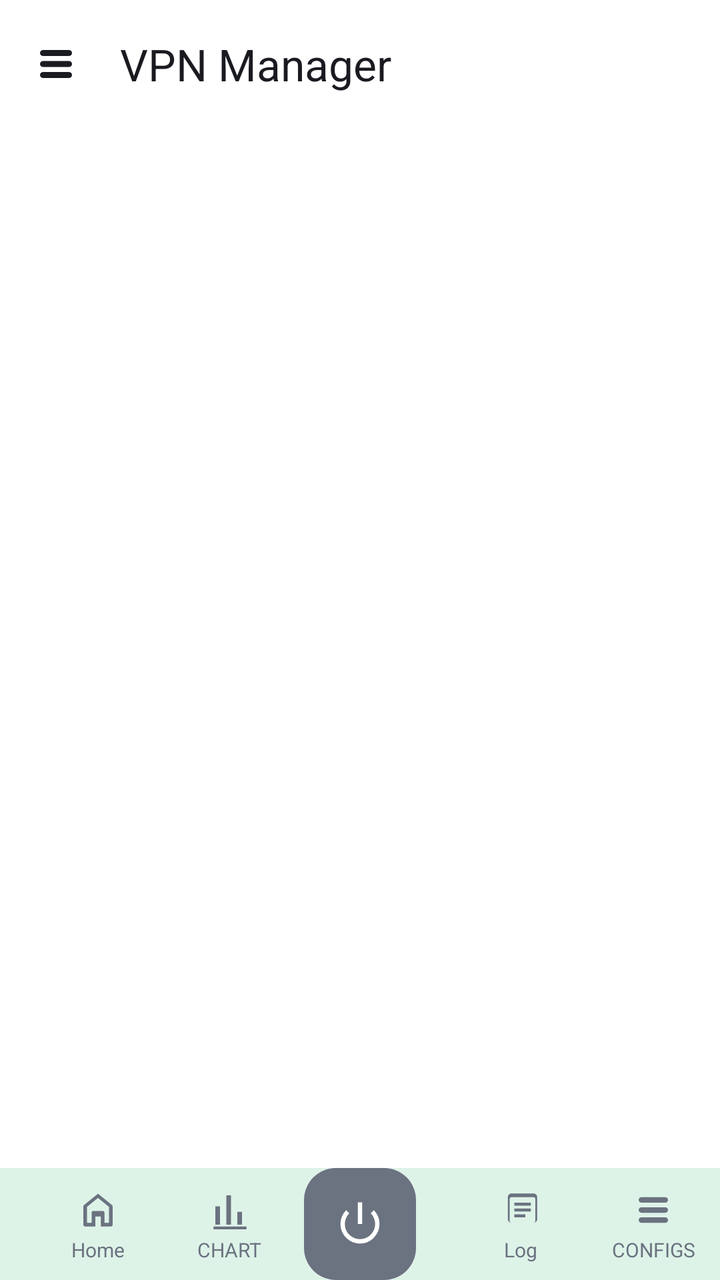
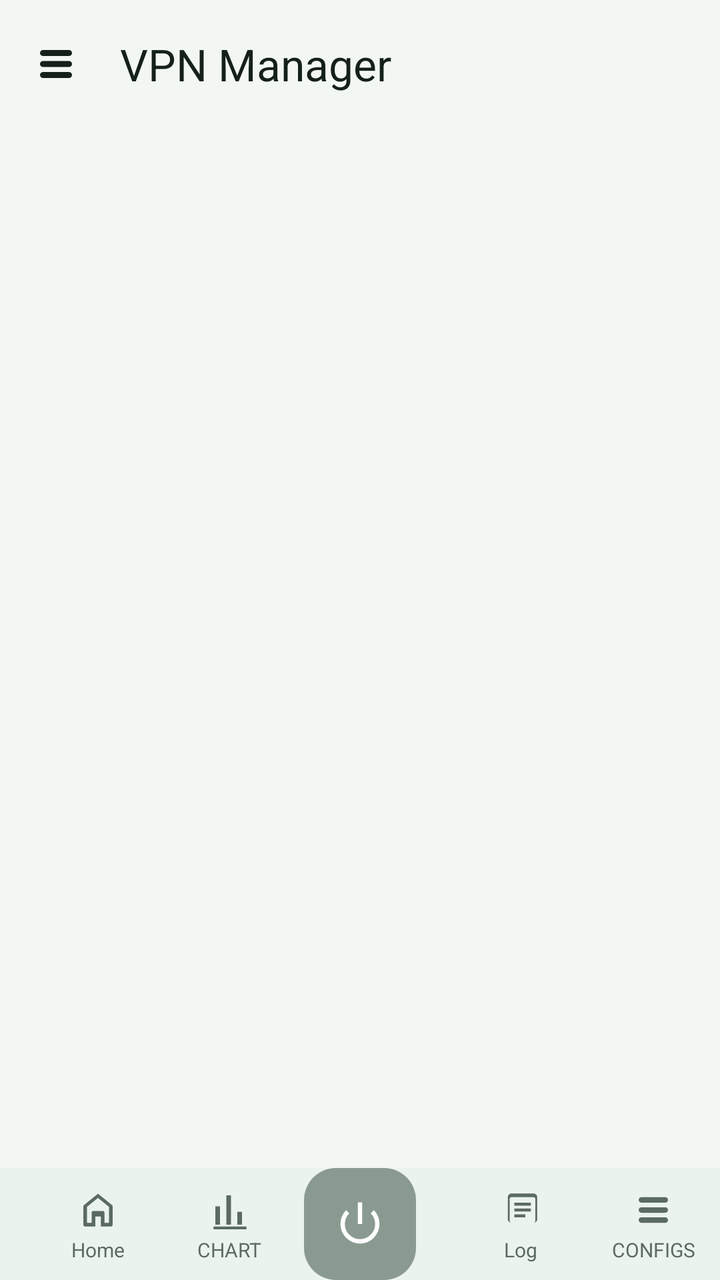

Screens rendered from an Android XML layout before and after an edit, with the pre-edit source and the edit as a unified diff.
<!-- AndroidManifest.xml: application theme Theme.MyApp -->
<!-- res/layout/activity_connection.xml -->
<?xml version="1.0" encoding="utf-8"?>
<androidx.drawerlayout.widget.DrawerLayout
    xmlns:android="http://schemas.android.com/apk/res/android"
    xmlns:app="http://schemas.android.com/apk/res-auto"
    android:id="@+id/drawerLayout"
    android:layout_width="match_parent"
    android:layout_height="match_parent">

    
    <LinearLayout
        android:layout_width="match_parent"
        android:layout_height="match_parent"
        android:background="@color/window_background"
        android:orientation="vertical">

        
        <com.google.android.material.appbar.AppBarLayout
            android:layout_width="match_parent"
            android:layout_height="wrap_content"
            android:background="@color/window_background"
            app:elevation="0dp">

            <com.google.android.material.appbar.MaterialToolbar
                android:id="@+id/toolbar"
                android:layout_width="match_parent"
                android:layout_height="?attr/actionBarSize"
                android:background="@color/window_background"
                app:navigationIcon="@drawable/ic_nav_configs"
                app:navigationIconTint="@color/toolbar_icon"
                app:title="VPN Manager"
                app:titleTextColor="@color/toolbar_title" />
        </com.google.android.material.appbar.AppBarLayout>

        
        <com.google.android.material.tabs.TabLayout
            android:id="@+id/tabLayout"
            android:layout_width="match_parent"
            android:layout_height="wrap_content"
            android:background="@color/window_background"
            app:tabGravity="fill"
            app:tabMode="fixed"
            app:tabIndicatorColor="@color/accent_green"
            app:tabIndicatorFullWidth="false"
            app:tabIndicatorHeight="2dp"
            app:tabSelectedTextColor="@color/accent_green"
            app:tabTextColor="@color/tab_unselected"
            app:tabRippleColor="@color/accent_green" />

        
        <androidx.viewpager2.widget.ViewPager2
            android:id="@+id/viewPager"
            android:layout_width="match_parent"
            android:layout_height="0dp"
            android:layout_weight="1" />

        
        <androidx.coordinatorlayout.widget.CoordinatorLayout
            android:layout_width="match_parent"
            android:layout_height="80dp"
            android:clipChildren="false"
            android:clipToPadding="false">

            <com.google.android.material.bottomappbar.BottomAppBar
                android:id="@+id/bottomAppBar"
                android:layout_width="match_parent"
                android:layout_height="56dp"
                android:layout_gravity="bottom"
                android:paddingStart="0dp"
                android:paddingEnd="0dp"
                app:backgroundTint="@color/bottom_nav_background"
                app:elevation="10dp"
                app:fabAlignmentMode="center"
                app:fabAnimationMode="scale"
                app:fabCradleMargin="10dp"
                app:fabCradleRoundedCornerRadius="14dp"
                app:fabCradleVerticalOffset="6dp">

                <LinearLayout
                    android:layout_width="match_parent"
                    android:layout_height="match_parent"
                    android:gravity="center_vertical"
                    android:orientation="horizontal"
                    android:paddingTop="4dp"
                    android:paddingBottom="2dp">

                    <LinearLayout
                        android:id="@+id/actionHome"
                        android:layout_width="0dp"
                        android:layout_height="match_parent"
                        android:layout_weight="1"
                        android:background="?attr/selectableItemBackgroundBorderless"
                        android:clickable="true"
                        android:focusable="true"
                        android:gravity="center"
                        android:orientation="vertical">

                        <ImageView
                            android:layout_width="22dp"
                            android:layout_height="22dp"
                            android:src="@drawable/ic_nav_home"
                            app:tint="@color/bottom_nav_icon" />

                        <TextView
                            android:layout_width="wrap_content"
                            android:layout_height="wrap_content"
                            android:layout_marginTop="2dp"
                            android:text="Home"
                            android:textColor="@color/bottom_nav_icon"
                            android:textSize="10sp" />
                    </LinearLayout>

                    <LinearLayout
                        android:id="@+id/actionChart"
                        android:layout_width="0dp"
                        android:layout_height="match_parent"
                        android:layout_weight="1"
                        android:background="?attr/selectableItemBackgroundBorderless"
                        android:clickable="true"
                        android:focusable="true"
                        android:gravity="center"
                        android:orientation="vertical">

                        <ImageView
                            android:layout_width="22dp"
                            android:layout_height="22dp"
                            android:src="@drawable/ic_nav_chart"
                            app:tint="@color/bottom_nav_icon" />

                        <TextView
                            android:layout_width="wrap_content"
                            android:layout_height="wrap_content"
                            android:layout_marginTop="2dp"
                            android:text="CHART"
                            android:textColor="@color/bottom_nav_icon"
                            android:textSize="10sp" />
                    </LinearLayout>

                    
                    <View
                        android:layout_width="0dp"
                        android:layout_height="1dp"
                        android:layout_weight="1.2" />

                    <LinearLayout
                        android:id="@+id/actionLog"
                        android:layout_width="0dp"
                        android:layout_height="match_parent"
                        android:layout_weight="1"
                        android:background="?attr/selectableItemBackgroundBorderless"
                        android:clickable="true"
                        android:focusable="true"
                        android:gravity="center"
                        android:orientation="vertical">

                        <ImageView
                            android:layout_width="22dp"
                            android:layout_height="22dp"
                            android:src="@drawable/ic_nav_log"
                            app:tint="@color/bottom_nav_icon" />

                        <TextView
                            android:layout_width="wrap_content"
                            android:layout_height="wrap_content"
                            android:layout_marginTop="2dp"
                            android:text="Log"
                            android:textColor="@color/bottom_nav_icon"
                            android:textSize="10sp" />
                    </LinearLayout>

                    <LinearLayout
                        android:id="@+id/actionAdd"
                        android:layout_width="0dp"
                        android:layout_height="match_parent"
                        android:layout_weight="1"
                        android:background="?attr/selectableItemBackgroundBorderless"
                        android:clickable="true"
                        android:focusable="true"
                        android:gravity="center"
                        android:orientation="vertical">

                        <ImageView
                            android:layout_width="22dp"
                            android:layout_height="22dp"
                            android:src="@drawable/ic_nav_configs"
                            app:tint="@color/bottom_nav_icon" />

                        <TextView
                            android:layout_width="wrap_content"
                            android:layout_height="wrap_content"
                            android:layout_marginTop="2dp"
                            android:text="CONFIGS"
                            android:textColor="@color/bottom_nav_icon"
                            android:textSize="10sp" />
                    </LinearLayout>
                </LinearLayout>
            </com.google.android.material.bottomappbar.BottomAppBar>

            
            <com.google.android.material.floatingactionbutton.FloatingActionButton
                android:id="@+id/fabConnect"
                android:layout_width="wrap_content"
                android:layout_height="wrap_content"
                android:contentDescription="เชื่อมต่อ / ตัดการเชื่อมต่อ"
                android:src="@android:drawable/ic_lock_power_off"
                app:backgroundTint="#6B7280"
                app:borderWidth="0dp"
                app:elevation="12dp"
                app:fabCustomSize="56dp"
                app:layout_anchor="@id/bottomAppBar"
                app:maxImageSize="26dp"
                app:tint="#FFFFFF" />
        </androidx.coordinatorlayout.widget.CoordinatorLayout>

    </LinearLayout>

    
    <com.google.android.material.navigation.NavigationView
        android:id="@+id/navView"
        android:layout_width="280dp"
        android:layout_height="match_parent"
        android:layout_gravity="start"
        android:background="@color/drawer_background"
        app:headerLayout="@layout/nav_header_connection"
        app:itemIconTint="@color/drawer_item"
        app:itemTextColor="@color/drawer_item"
        app:menu="@menu/menu_drawer_connection" />

</androidx.drawerlayout.widget.DrawerLayout>
<!-- res/layout/nav_header_connection.xml (included above) -->
<?xml version="1.0" encoding="utf-8"?>
<LinearLayout xmlns:android="http://schemas.android.com/apk/res/android"
    xmlns:app="http://schemas.android.com/apk/res-auto"
    android:layout_width="match_parent"
    android:layout_height="180dp"
    android:background="#1F2733"
    android:gravity="bottom"
    android:orientation="vertical"
    android:padding="20dp">

    <ImageView
        android:layout_width="56dp"
        android:layout_height="56dp"
        android:background="@drawable/bg_circle"
        android:padding="10dp"
        android:src="@drawable/ic_vpn"
        app:tint="#00E676" />

    <TextView
        android:layout_width="wrap_content"
        android:layout_height="wrap_content"
        android:layout_marginTop="12dp"
        android:text="Tunnel Mate"
        android:textColor="#FFFFFF"
        android:textSize="20sp"
        android:textStyle="bold" />

    <TextView
        android:id="@+id/navSubtitle"
        android:layout_width="wrap_content"
        android:layout_height="wrap_content"
        android:layout_marginTop="2dp"
        android:text="จัดการ VPN ทั้งหมด"
        android:textColor="#B0BEC5"
        android:textSize="13sp" />
</LinearLayout>
<!-- resources referenced by this layout -->
<resources>
  <color name="accent_green">#00A854</color>
  <color name="bottom_nav_background">#FFFFFF</color>
  <color name="bottom_nav_icon">#6B7280</color>
  <color name="drawer_background">#FFFFFF</color>
  <color name="drawer_item">#1A1B21</color>
  <color name="tab_unselected">#9CA3AF</color>
  <color name="toolbar_icon">#1A1B21</color>
  <color name="toolbar_title">#1A1B21</color>
  <color name="window_background">#FFFFFF</color>
  <!-- drawable bg_circle (drawable) -->
  <?xml version="1.0" encoding="utf-8"?>
  <shape xmlns:android="http://schemas.android.com/apk/res/android"
      android:shape="oval">
      <solid android:color="#1A2230" />
      <stroke
          android:width="1dp"
          android:color="#253044" />
  </shape>
  <!-- drawable ic_nav_chart (drawable) -->
  <?xml version="1.0" encoding="utf-8"?>
  <vector xmlns:android="http://schemas.android.com/apk/res/android"
      android:width="24dp"
      android:height="24dp"
      android:viewportWidth="24"
      android:viewportHeight="24">
      <path
          android:fillColor="#FFFFFF"
          android:pathData="M4,20h2.5V10H4V20zM10,20h2.5V4H10V20zM16,20h2.5v-7H16V20zM3,21h18v1.5H3V21z"/>
  </vector>
  <style name="Theme.MyApp" parent="Theme.Material3.DayNight.NoActionBar">
          <item name="colorPrimary">@color/accent_green</item>
          <item name="colorOnPrimary">#FFFFFF</item>
          <item name="colorPrimaryContainer">@color/md_theme_primary_container</item>
          <item name="colorOnPrimaryContainer">@color/md_theme_on_primary_container</item>
          <item name="colorSecondary">@color/md_theme_secondary</item>
          <item name="colorOnSecondary">@color/md_theme_on_secondary</item>
          <item name="colorSecondaryContainer">@color/md_theme_secondary_container</item>
          <item name="colorOnSecondaryContainer">@color/md_theme_on_secondary_container</item>
          <item name="colorTertiary">@color/md_theme_tertiary</item>
          <item name="colorOnTertiary">@color/md_theme_on_tertiary</item>
          <item name="colorError">@color/md_theme_error</item>
          <item name="colorOnError">@color/md_theme_on_error</item>
          <item name="android:colorBackground">@color/window_background</item>
          <item name="colorOnBackground">@color/text_primary</item>
          <item name="colorSurface">@color/card_background</item>
          <item name="colorOnSurface">@color/text_primary</item>
          <item name="colorSurfaceVariant">@color/md_theme_surface_variant</item>
          <item name="colorOnSurfaceVariant">@color/text_secondary</item>
          <item name="colorOutline">@color/divider</item>
          <item name="android:statusBarColor">@color/status_bar</item>
          <item name="android:navigationBarColor">@color/bottom_nav_background</item>
          <item name="android:windowBackground">@color/window_background</item>
          <item name="android:windowLightStatusBar">true</item>
      </style>
  <color name="md_theme_primary_container">#E0E0FF</color>
  <color name="md_theme_on_primary_container">#12134A</color>
  <color name="md_theme_secondary">#5A5D72</color>
  <color name="md_theme_on_secondary">#FFFFFF</color>
  <color name="md_theme_secondary_container">#DFE1F9</color>
  <color name="md_theme_on_secondary_container">#171B2C</color>
  <color name="md_theme_tertiary">#006B5F</color>
  <color name="md_theme_on_tertiary">#FFFFFF</color>
  <color name="md_theme_error">#BA1A1A</color>
  <color name="md_theme_on_error">#FFFFFF</color>
  <color name="text_primary">#1A1B21</color>
  <color name="card_background">#FFFFFF</color>
  <color name="md_theme_surface_variant">#E3E1EC</color>
  <color name="text_secondary">#6B7280</color>
  <color name="divider">#E5E7EB</color>
  <color name="status_bar">#FFFFFF</color>
  <!-- unchanged entries left out for length: 4 -->
</resources>

<!-- the commit's change to res/layout/activity_connection.xml (unified diff, before → after) -->
@@ -202,7 +202,7 @@
                 android:layout_height="wrap_content"
                 android:contentDescription="เชื่อมต่อ / ตัดการเชื่อมต่อ"
                 android:src="@android:drawable/ic_lock_power_off"
-                app:backgroundTint="#6B7280"
+                app:backgroundTint="@color/connect_btn_idle"
                 app:borderWidth="0dp"
                 app:elevation="12dp"
                 app:fabCustomSize="56dp"
<!-- resource entries referenced after the edit -->
@@ -1,14 +1,15 @@
 <!-- resources referenced by this layout -->
 <resources>
   <color name="accent_green">#00A854</color>
-  <color name="bottom_nav_background">#FFFFFF</color>
-  <color name="bottom_nav_icon">#6B7280</color>
+  <color name="bottom_nav_background">#EAF4ED</color>
+  <color name="bottom_nav_icon">#5C6B62</color>
+  <color name="connect_btn_idle">#8A9A90</color>
   <color name="drawer_background">#FFFFFF</color>
-  <color name="drawer_item">#1A1B21</color>
-  <color name="tab_unselected">#9CA3AF</color>
-  <color name="toolbar_icon">#1A1B21</color>
-  <color name="toolbar_title">#1A1B21</color>
-  <color name="window_background">#FFFFFF</color>
+  <color name="drawer_item">#15201A</color>
+  <color name="tab_unselected">#8A9A90</color>
+  <color name="toolbar_icon">#15201A</color>
+  <color name="toolbar_title">#15201A</color>
+  <color name="window_background">#F3F7F4</color>
   <!-- drawable bg_circle (drawable) -->
   <?xml version="1.0" encoding="utf-8"?>
   <shape xmlns:android="http://schemas.android.com/apk/res/android"
@@ -32,14 +33,12 @@
   <style name="Theme.MyApp" parent="Theme.Material3.DayNight.NoActionBar">
           <item name="colorPrimary">@color/accent_green</item>
           <item name="colorOnPrimary">#FFFFFF</item>
-          <item name="colorPrimaryContainer">@color/md_theme_primary_container</item>
-          <item name="colorOnPrimaryContainer">@color/md_theme_on_primary_container</item>
+          <item name="colorPrimaryContainer">@color/accent_green_soft</item>
+          <item name="colorOnPrimaryContainer">#003919</item>
           <item name="colorSecondary">@color/md_theme_secondary</item>
           <item name="colorOnSecondary">@color/md_theme_on_secondary</item>
           <item name="colorSecondaryContainer">@color/md_theme_secondary_container</item>
           <item name="colorOnSecondaryContainer">@color/md_theme_on_secondary_container</item>
-          <item name="colorTertiary">@color/md_theme_tertiary</item>
-          <item name="colorOnTertiary">@color/md_theme_on_tertiary</item>
           <item name="colorError">@color/md_theme_error</item>
           <item name="colorOnError">@color/md_theme_on_error</item>
           <item name="android:colorBackground">@color/window_background</item>
@@ -47,29 +46,26 @@
           <item name="colorSurface">@color/card_background</item>
           <item name="colorOnSurface">@color/text_primary</item>
           <item name="colorSurfaceVariant">@color/md_theme_surface_variant</item>
-          <item name="colorOnSurfaceVariant">@color/text_secondary</item>
-          <item name="colorOutline">@color/divider</item>
+          <item name="colorOnSurfaceVariant">@color/md_theme_on_surface_variant</item>
+          <item name="colorOutline">@color/md_theme_outline</item>
           <item name="android:statusBarColor">@color/status_bar</item>
           <item name="android:navigationBarColor">@color/bottom_nav_background</item>
           <item name="android:windowBackground">@color/window_background</item>
           <item name="android:windowLightStatusBar">true</item>
       </style>
-  <color name="md_theme_primary_container">#E0E0FF</color>
-  <color name="md_theme_on_primary_container">#12134A</color>
-  <color name="md_theme_secondary">#5A5D72</color>
+  <color name="accent_green_soft">#E3F6EA</color>
+  <color name="md_theme_secondary">#4A6356</color>
   <color name="md_theme_on_secondary">#FFFFFF</color>
-  <color name="md_theme_secondary_container">#DFE1F9</color>
-  <color name="md_theme_on_secondary_container">#171B2C</color>
-  <color name="md_theme_tertiary">#006B5F</color>
-  <color name="md_theme_on_tertiary">#FFFFFF</color>
+  <color name="md_theme_secondary_container">#CCE8D7</color>
+  <color name="md_theme_on_secondary_container">#062015</color>
   <color name="md_theme_error">#BA1A1A</color>
   <color name="md_theme_on_error">#FFFFFF</color>
-  <color name="text_primary">#1A1B21</color>
+  <color name="text_primary">#15201A</color>
   <color name="card_background">#FFFFFF</color>
-  <color name="md_theme_surface_variant">#E3E1EC</color>
-  <color name="text_secondary">#6B7280</color>
-  <color name="divider">#E5E7EB</color>
-  <color name="status_bar">#FFFFFF</color>
+  <color name="md_theme_surface_variant">#DCE8E0</color>
+  <color name="md_theme_on_surface_variant">#3F4A43</color>
+  <color name="md_theme_outline">#C5D4CB</color>
+  <color name="status_bar">#F3F7F4</color>
   <!-- unchanged entries left out for length: 4 -->
 </resources>
 
